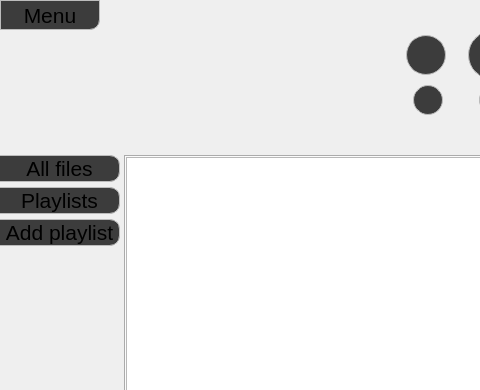
Above: RE_NUE/resources/d_ui/main.ui from BadJuJa/Python before the change; both pictures show x 0 to 480 and y 0 to 390 of the 988 by 557 pixel window. Below: the same form after it.
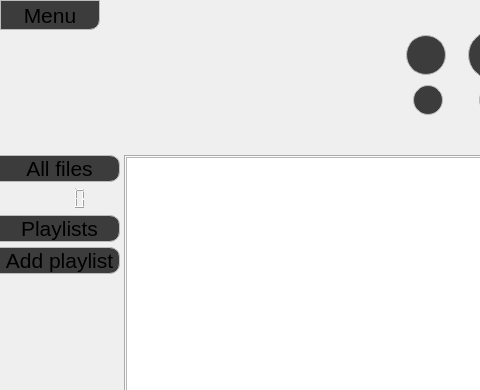
That is the form after the change. Icons and pictures are not drawn.

```diff
--- a/RE_NUE/resources/d_ui/main.ui
+++ b/RE_NUE/resources/d_ui/main.ui
@@ -498,6 +498,19 @@
                      </property>
                     </widget>
                    </item>
+                   <item>
+                    <widget class="QLCDNumber" name="lcdNumber">
+                     <property name="styleSheet">
+                      <string notr="true">border: 0px</string>
+                     </property>
+                     <property name="smallDecimalPoint">
+                      <bool>false</bool>
+                     </property>
+                     <property name="mode">
+                      <enum>QLCDNumber::Dec</enum>
+                     </property>
+                    </widget>
+                   </item>
                    <item>
                     <widget class="QPushButton" name="button_playlists">
                      <property name="sizePolicy">
```
Left out of the diff: 68 changed lines with no effect on the pictures.
